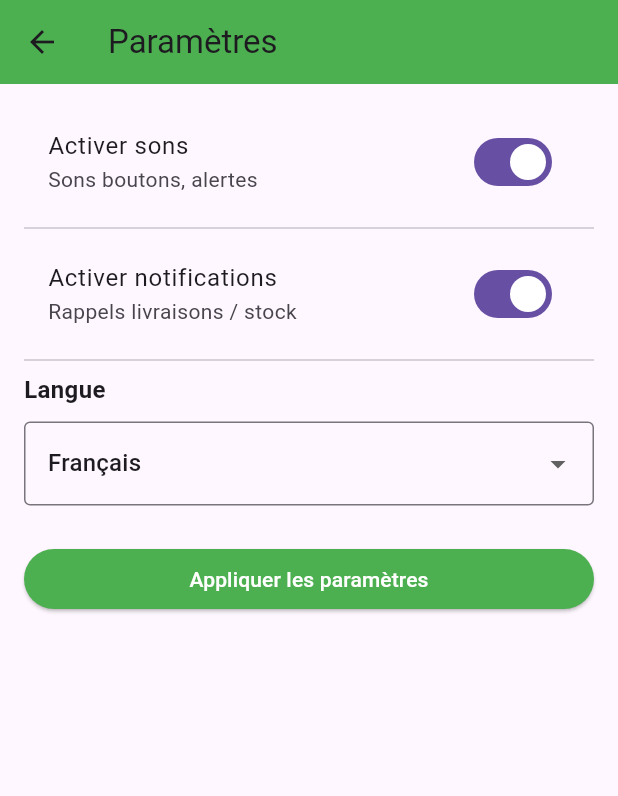
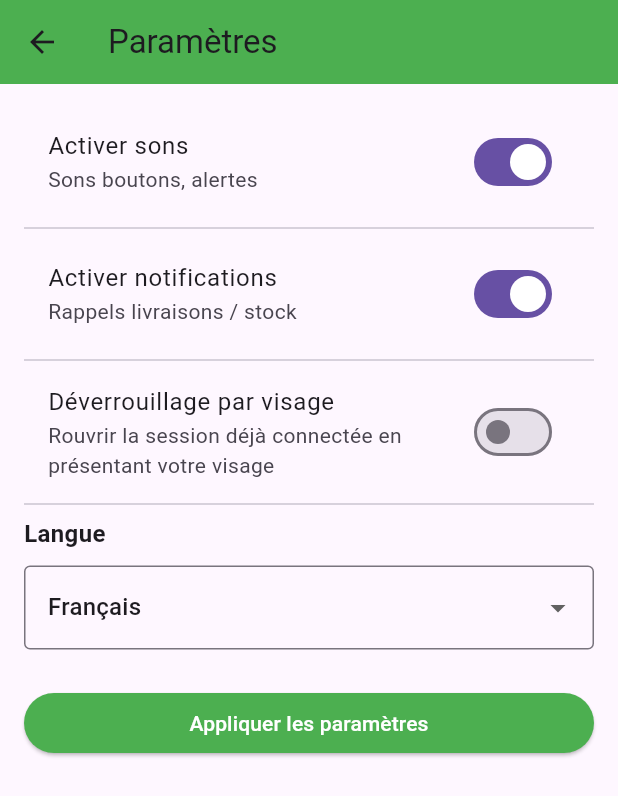
Before and after one commit to MohamedTrikii/dme_project_flutter, a Flutter app: the ParametresPage screen opened by its route, on a phone screen of 412 x 824 dp. Shown: the top 796 px of the screen. Run offline on Flutter 3.47's test engine with Material 3 defaults, Android fonts, the phone set to English and light mode, and no system bars; our stand-ins replace cloud_firestore, firebase_auth, firebase_core, image_picker, shared_preferences, snippet_coder_utils; missing offline and left inert: google_mlkit_barcode_scanning, google_mlkit_face_detection, google_mlkit_language_id, google_mlkit_text_recognition, google_mlkit_translation; accounts and stored records are empty.

Commit message:
feat: working face unlock (Settings toggle, requires a signed-in session); remove unused dependency; complete README

```diff
--- a/lib/pages/parametres.page.dart
+++ b/lib/pages/parametres.page.dart
@@ -14,6 +14,7 @@ class ParametresPage extends StatefulWidget {
 class _ParametresPageState extends State<ParametresPage> {
   bool son = true;
   bool notifications = true;
+  bool faceUnlock = false;
   String langue = "Français";
 
   String translatedText = "";
@@ -39,6 +40,7 @@ class _ParametresPageState extends State<ParametresPage> {
     setState(() {
       son = prefs.getBool("son") ?? true;
       notifications = prefs.getBool("notifications") ?? true;
+      faceUnlock = prefs.getBool("face_enabled") ?? false;
       langue = prefs.getString("langue") ?? "Français";
     });
   }
@@ -51,6 +53,7 @@ class _ParametresPageState extends State<ParametresPage> {
 
     await prefs.setBool("son", son);
     await prefs.setBool("notifications", notifications);
+    await prefs.setBool("face_enabled", faceUnlock);
     await prefs.setString("langue", langue);
   }
 
@@ -114,6 +117,19 @@ class _ParametresPageState extends State<ParametresPage> {
 
           const Divider(),
 
+          // FACE UNLOCK
+          SwitchListTile(
+            title: Text(TranslationService.getString('enable_face_unlock')),
+            subtitle: Text(TranslationService.getString('face_unlock_subtitle')),
+            value: faceUnlock,
+            onChanged: (val) async {
+              setState(() => faceUnlock = val);
+              await sauvegarder();
+            },
+          ),
+
+          const Divider(),
+
           // LANGUAGE
           Text(
             TranslationService.getString('language'),
--- a/lib/services/translation.service.dart
+++ b/lib/services/translation.service.dart
@@ -74,6 +74,8 @@ class TranslationService {
       'wrong_password': 'Mot de passe incorrect',
       'invalid_credential': 'Identifiants invalides',
       'face_not_recognized': 'Visage non reconnu',
+      'enable_face_unlock': 'Déverrouillage par visage',
+      'face_unlock_subtitle': 'Rouvrir la session déjà connectée en présentant votre visage',
       'no_patients': 'Aucun patient',
       'delete_patient': 'Supprimer Patient',
       'confirm_delete_patient': 'Êtes-vous sûr de vouloir supprimer ce patient ?',
@@ -170,6 +172,8 @@ class TranslationService {
       'wrong_password': 'Incorrect password',
       'invalid_credential': 'Invalid credentials',
       'face_not_recognized': 'Face not recognized',
+      'enable_face_unlock': 'Face unlock',
+      'face_unlock_subtitle': 'Reopen your signed-in session by showing your face',
       'no_patients': 'No patients found',
       'delete_patient': 'Delete Patient',
       'confirm_delete_patient': 'Are you sure you want to delete this patient?',
@@ -266,6 +270,8 @@ class TranslationService {
       'wrong_password': 'كلمة المرور غير صحيحة',
       'invalid_credential': 'بيانات الاعتماد غير صالحة',
       'face_not_recognized': 'لم يتم التعرف على الوجه',
+      'enable_face_unlock': 'فتح القفل بالوجه',
+      'face_unlock_subtitle': 'إعادة فتح الجلسة المتصلة بعرض وجهك',
       'no_patients': 'لا يوجد مرضى',
       'delete_patient': 'حذف مريض',
       'confirm_delete_patient': 'هل أنت متأكد من حذف هذا المريض؟',
--- a/pubspec.yaml
+++ b/pubspec.yaml
@@ -39,7 +39,6 @@ dependencies:
   google_mlkit_barcode_scanning: ^0.14.2
   google_mlkit_translation: ^0.13.1
   google_mlkit_language_id: ^0.9.0
-  flutter_local_notifications: ^17.0.0
   firebase_core: ^2.25.0
   firebase_auth: ^4.17.0
   cloud_firestore: ^4.15.0
```
Also changed, not shown: lib/services/faceauth.service.dart (+9 -5 lines), pubspec.lock, 3 other files.
